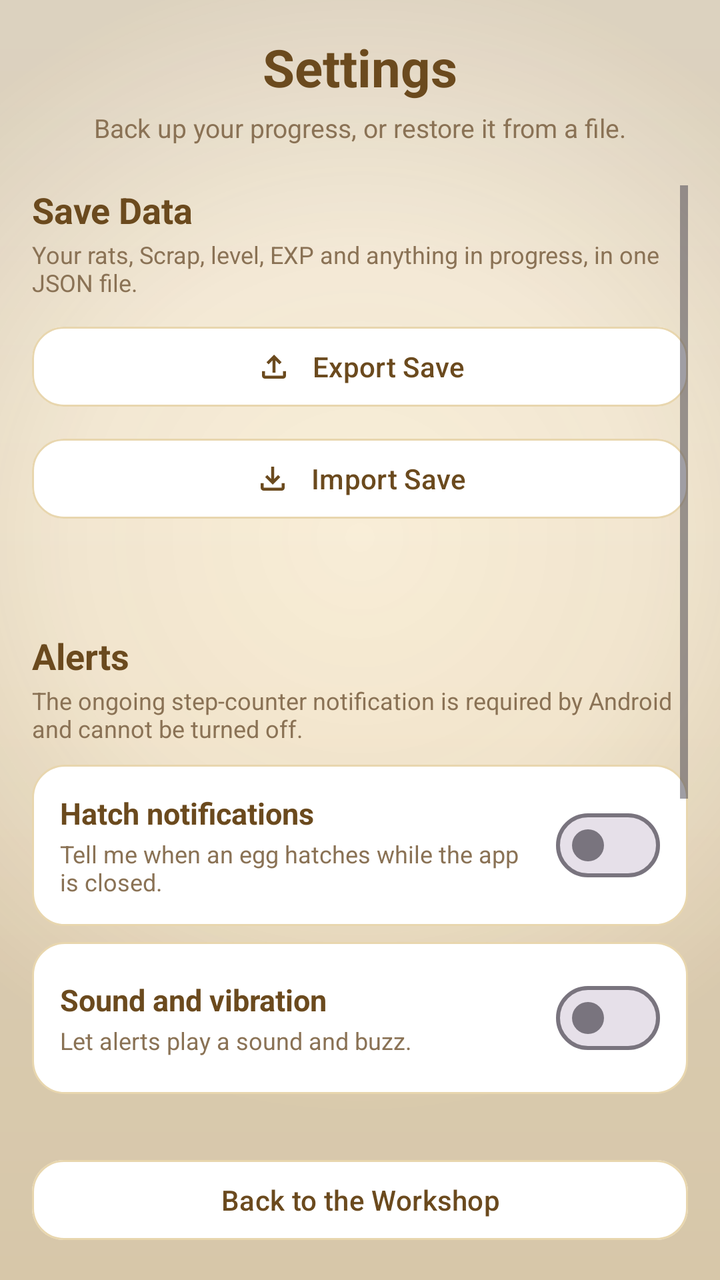
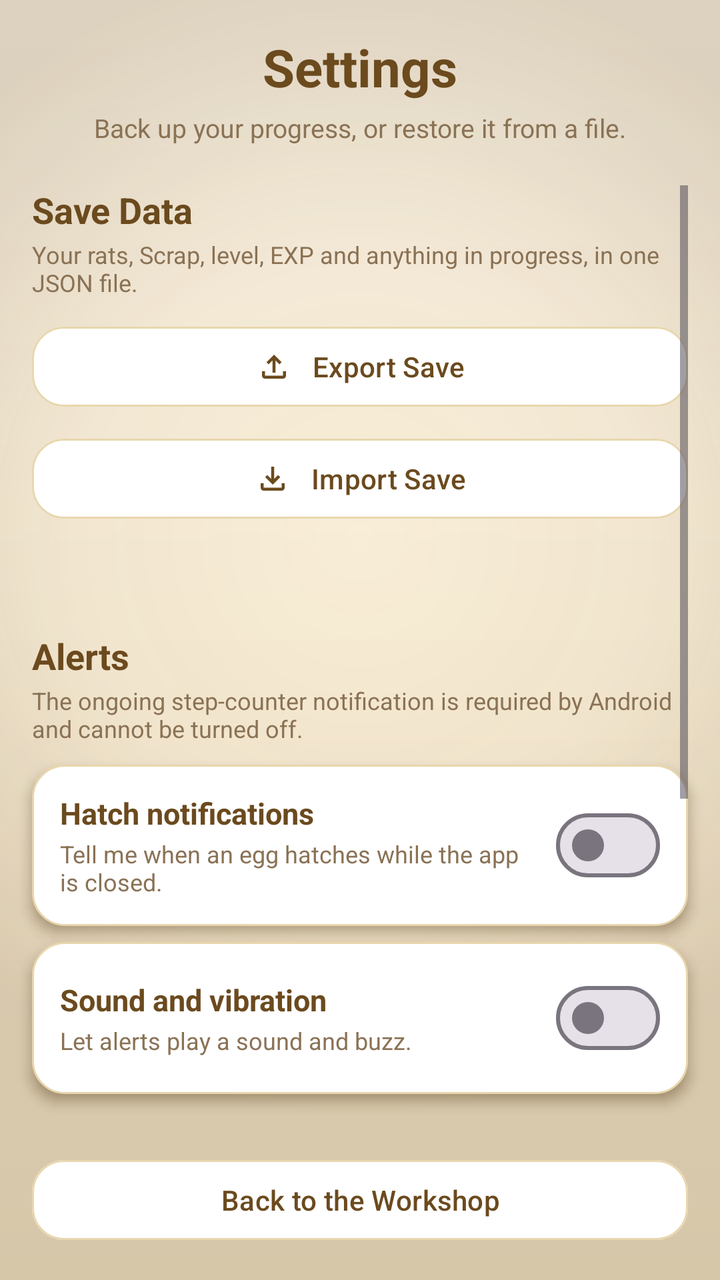

Two renders of the same Android screen: before a commit and after it. Below are the layout's source before the change and the commit's diff.
<!-- AndroidManifest.xml: application theme Theme.RatKingRecon -->
<!-- res/layout/activity_settings.xml -->
<?xml version="1.0" encoding="utf-8"?>
<LinearLayout xmlns:android="http://schemas.android.com/apk/res/android"
    xmlns:app="http://schemas.android.com/apk/res-auto"
    android:layout_width="match_parent"
    android:layout_height="match_parent"
    android:orientation="vertical"
    android:background="@drawable/bg_app_gradient"
    android:fitsSystemWindows="true">

    <TextView
        android:layout_width="match_parent"
        android:layout_height="wrap_content"
        android:text="@string/settings_title"
        android:textColor="@color/text_primary"
        android:textSize="26sp"
        android:textStyle="bold"
        android:textAlignment="center"
        android:layout_marginHorizontal="16dp"
        android:layout_marginTop="16dp"
        android:layout_marginBottom="4dp" />

    <TextView
        android:layout_width="match_parent"
        android:layout_height="wrap_content"
        android:text="@string/settings_subtitle"
        android:textColor="@color/text_muted"
        android:textSize="13sp"
        android:textAlignment="center"
        android:layout_marginHorizontal="16dp"
        android:layout_marginBottom="20dp" />

    <ScrollView
        android:layout_width="match_parent"
        android:layout_height="0dp"
        android:layout_weight="1"
        android:paddingHorizontal="16dp"
        android:clipToPadding="false">

        <LinearLayout
            android:layout_width="match_parent"
            android:layout_height="wrap_content"
            android:orientation="vertical">

            <TextView
                android:layout_width="match_parent"
                android:layout_height="wrap_content"
                android:text="@string/settings_cat_save"
                android:textColor="@color/text_primary"
                android:textSize="18sp"
                android:textStyle="bold" />

            <TextView
                android:layout_width="match_parent"
                android:layout_height="wrap_content"
                android:text="@string/settings_cat_save_sub"
                android:textColor="@color/text_muted"
                android:textSize="12sp"
                android:layout_marginTop="2dp"
                android:layout_marginBottom="10dp" />

            <com.google.android.material.button.MaterialButton
                android:id="@+id/exportSaveButton"
                android:layout_width="match_parent"
                android:layout_height="wrap_content"
                android:text="@string/btn_export_save"
                app:icon="@drawable/ic_upload"
                app:iconGravity="textStart"
                app:iconPadding="10dp"
                app:iconTint="@color/text_primary"
                android:textAllCaps="false"
                android:textColor="@color/text_primary"
                app:backgroundTint="@color/card_white"
                app:strokeColor="@color/card_border"
                app:strokeWidth="1dp"
                app:cornerRadius="16dp"
                android:layout_marginBottom="8dp" />

            <com.google.android.material.button.MaterialButton
                android:id="@+id/importSaveButton"
                android:layout_width="match_parent"
                android:layout_height="wrap_content"
                android:text="@string/btn_import_save"
                app:icon="@drawable/ic_download"
                app:iconGravity="textStart"
                app:iconPadding="10dp"
                app:iconTint="@color/text_primary"
                android:textAllCaps="false"
                android:textColor="@color/text_primary"
                app:backgroundTint="@color/card_white"
                app:strokeColor="@color/card_border"
                app:strokeWidth="1dp"
                app:cornerRadius="16dp"
                android:layout_marginBottom="12dp" />

            <TextView
                android:id="@+id/saveStatusText"
                android:layout_width="match_parent"
                android:layout_height="wrap_content"
                android:textColor="@color/text_muted"
                android:textSize="12sp"
                android:textAlignment="center"
                android:layout_marginBottom="24dp" />

            
            <TextView
                android:layout_width="match_parent"
                android:layout_height="wrap_content"
                android:text="@string/settings_cat_alerts"
                android:textColor="@color/text_primary"
                android:textSize="18sp"
                android:textStyle="bold" />

            <TextView
                android:layout_width="match_parent"
                android:layout_height="wrap_content"
                android:text="@string/settings_cat_alerts_sub"
                android:textColor="@color/text_muted"
                android:textSize="12sp"
                android:layout_marginTop="2dp"
                android:layout_marginBottom="10dp" />

            <LinearLayout
                android:layout_width="match_parent"
                android:layout_height="wrap_content"
                android:orientation="horizontal"
                android:gravity="center_vertical"
                android:background="@drawable/bg_card_white"
                android:padding="14dp"
                android:layout_marginBottom="8dp">

                <LinearLayout
                    android:layout_width="0dp"
                    android:layout_height="wrap_content"
                    android:layout_weight="1"
                    android:orientation="vertical">

                    <TextView
                        android:layout_width="match_parent"
                        android:layout_height="wrap_content"
                        android:text="@string/toggle_notifications"
                        android:textColor="@color/text_primary"
                        android:textStyle="bold"
                        android:textSize="15sp" />

                    <TextView
                        android:layout_width="match_parent"
                        android:layout_height="wrap_content"
                        android:text="@string/toggle_notifications_sub"
                        android:textColor="@color/text_muted"
                        android:textSize="12sp"
                        android:layout_marginTop="2dp" />
                </LinearLayout>

                <com.google.android.material.materialswitch.MaterialSwitch
                    android:id="@+id/notificationsSwitch"
                    android:layout_width="wrap_content"
                    android:layout_height="wrap_content"
                    android:layout_marginStart="12dp" />
            </LinearLayout>

            <LinearLayout
                android:layout_width="match_parent"
                android:layout_height="wrap_content"
                android:orientation="horizontal"
                android:gravity="center_vertical"
                android:background="@drawable/bg_card_white"
                android:padding="14dp"
                android:layout_marginBottom="24dp">

                <LinearLayout
                    android:layout_width="0dp"
                    android:layout_height="wrap_content"
                    android:layout_weight="1"
                    android:orientation="vertical">

                    <TextView
                        android:layout_width="match_parent"
                        android:layout_height="wrap_content"
                        android:text="@string/toggle_sound"
                        android:textColor="@color/text_primary"
                        android:textStyle="bold"
                        android:textSize="15sp" />

                    <TextView
                        android:layout_width="match_parent"
                        android:layout_height="wrap_content"
                        android:text="@string/toggle_sound_sub"
                        android:textColor="@color/text_muted"
                        android:textSize="12sp"
                        android:layout_marginTop="2dp" />
                </LinearLayout>

                <com.google.android.material.materialswitch.MaterialSwitch
                    android:id="@+id/soundSwitch"
                    android:layout_width="wrap_content"
                    android:layout_height="wrap_content"
                    android:layout_marginStart="12dp" />
            </LinearLayout>

            
            <TextView
                android:layout_width="match_parent"
                android:layout_height="wrap_content"
                android:text="@string/settings_cat_about"
                android:textColor="@color/text_primary"
                android:textSize="18sp"
                android:textStyle="bold"
                android:layout_marginBottom="10dp" />

            <LinearLayout
                android:layout_width="match_parent"
                android:layout_height="wrap_content"
                android:orientation="vertical"
                android:background="@drawable/bg_card_white"
                android:padding="14dp"
                android:layout_marginBottom="24dp">

                <TextView
                    android:id="@+id/aboutNameText"
                    android:layout_width="match_parent"
                    android:layout_height="wrap_content"
                    android:text="@string/app_name"
                    android:textColor="@color/text_primary"
                    android:textStyle="bold"
                    android:textSize="15sp" />

                <TextView
                    android:id="@+id/aboutVersionText"
                    android:layout_width="match_parent"
                    android:layout_height="wrap_content"
                    android:textColor="@color/text_muted"
                    android:textSize="12sp"
                    android:layout_marginTop="2dp" />
            </LinearLayout>

            
            <TextView
                android:layout_width="match_parent"
                android:layout_height="wrap_content"
                android:text="@string/settings_cat_reset"
                android:textColor="@color/text_primary"
                android:textSize="18sp"
                android:textStyle="bold" />

            <TextView
                android:layout_width="match_parent"
                android:layout_height="wrap_content"
                android:text="@string/settings_cat_reset_sub"
                android:textColor="@color/text_muted"
                android:textSize="12sp"
                android:layout_marginTop="2dp"
                android:layout_marginBottom="10dp" />

            <com.google.android.material.button.MaterialButton
                android:id="@+id/resetSaveButton"
                android:layout_width="match_parent"
                android:layout_height="wrap_content"
                android:text="@string/btn_reset_save"
                android:textAllCaps="false"
                android:textStyle="bold"
                android:textColor="@color/terracotta"
                app:backgroundTint="@color/card_white"
                app:strokeColor="@color/terracotta"
                app:strokeWidth="1dp"
                app:cornerRadius="16dp"
                android:layout_marginBottom="8dp" />

        </LinearLayout>
    </ScrollView>

    <com.google.android.material.button.MaterialButton
        android:id="@+id/settingsBackButton"
        android:layout_width="match_parent"
        android:layout_height="wrap_content"
        android:layout_margin="16dp"
        android:text="@string/btn_back_to_workshop"
        android:textAllCaps="false"
        android:textColor="@color/text_primary"
        app:backgroundTint="@color/card_white"
        app:strokeColor="@color/card_border"
        app:strokeWidth="1dp"
        app:cornerRadius="16dp" />

</LinearLayout>
<!-- resources referenced by this layout -->
<resources>
  <color name="card_border">#E8D6AE</color>
  <color name="card_white">#FFFFFF</color>
  <color name="terracotta">#C1673F</color>
  <color name="text_muted">#8A7255</color>
  <color name="text_primary">#6B4A1E</color>
  <!-- drawable bg_card_white (drawable) -->
  <?xml version="1.0" encoding="utf-8"?>
  <shape xmlns:android="http://schemas.android.com/apk/res/android"
      android:shape="rectangle">
      <solid android:color="@color/card_white" />
      <stroke
          android:width="1dp"
          android:color="@color/card_border" />
      <corners android:radius="16dp" />
  </shape>
  <!-- drawable ic_upload (drawable) -->
  <?xml version="1.0" encoding="utf-8"?>
  <vector xmlns:android="http://schemas.android.com/apk/res/android"
      android:width="24dp"
      android:height="24dp"
      android:viewportWidth="960"
      android:viewportHeight="960"
      android:tint="@color/text_primary">
      <group android:translateX="-0" android:translateY="960">
          <path
              android:fillColor="@color/text_primary"
              android:pathData="M440-320v-326L336-542l-56-58 200-200 200 200-56 58-104-104v326h-80ZM240-160q-33 0-56.5-23.5T160-240v-120h80v120h480v-120h80v120q0 33-23.5 56.5T720-160H240Z" />
      </group>
  </vector>
  <string name="app_name" translatable="false">Rat King Recon</string>
  <string name="btn_back_to_workshop">Back to the Workshop</string>
  <string name="btn_export_save">Export Save</string>
  <string name="btn_import_save">Import Save</string>
  <string name="btn_reset_save">Reset Save</string>
  <string name="settings_cat_about">About</string>
  <string name="settings_cat_alerts">Alerts</string>
  <string name="settings_cat_alerts_sub">The ongoing step-counter notification is required by Android and cannot be turned off.</string>
  <string name="settings_cat_reset">Reset</string>
  <string name="settings_cat_reset_sub">Start over from Level 1 with an empty Ledger.</string>
  <string name="settings_cat_save">Save Data</string>
  <string name="settings_cat_save_sub">Your rats, Scrap, level, EXP and anything in progress, in one JSON file.</string>
  <string name="settings_subtitle">Back up your progress, or restore it from a file.</string>
  <string name="settings_title">Settings</string>
  <string name="toggle_notifications">Hatch notifications</string>
  <string name="toggle_notifications_sub">Tell me when an egg hatches while the app is closed.</string>
  <string name="toggle_sound">Sound and vibration</string>
  <string name="toggle_sound_sub">Let alerts play a sound and buzz.</string>
  <style name="Theme.RatKingRecon" parent="Base.Theme.RatKingRecon" />
  <color name="cream">#FBF3E3</color>
  <color name="tan">#F5E6C8</color>
  <style name="Base.Theme.RatKingRecon" parent="Theme.Material3.Light.NoActionBar">
          <item name="colorPrimary">@color/amber</item>
          <item name="colorOnPrimary">@color/text_primary</item>
          <item name="colorSurface">@color/cream</item>
          <item name="colorOnSurface">@color/text_primary</item>
          <item name="android:colorBackground">@color/cream</item>
          <item name="android:statusBarColor">@color/cream</item>
          <item name="android:windowLightStatusBar">true</item>
          <item name="android:navigationBarColor">@color/tan</item>
          
          <item name="android:windowLightNavigationBar" tools:targetApi="27">true</item>
      </style>
  <color name="amber">#E8A94F</color>
  <!-- unchanged entries left out for length: 2 -->
</resources>

<!-- the commit's change to res/layout/activity_settings.xml (unified diff, before → after) -->
@@ -1,6 +1,7 @@
 <?xml version="1.0" encoding="utf-8"?>
 <LinearLayout xmlns:android="http://schemas.android.com/apk/res/android"
     xmlns:app="http://schemas.android.com/apk/res-auto"
+    xmlns:tools="http://schemas.android.com/tools"
     android:layout_width="match_parent"
     android:layout_height="match_parent"
     android:orientation="vertical"
@@ -34,7 +35,8 @@
         android:layout_height="0dp"
         android:layout_weight="1"
         android:paddingHorizontal="16dp"
-        android:clipToPadding="false">
+        android:clipToPadding="false"
+        android:clipChildren="false">
 
         <LinearLayout
             android:layout_width="match_parent"
@@ -73,6 +75,7 @@
                 app:strokeColor="@color/card_border"
                 app:strokeWidth="1dp"
                 app:cornerRadius="16dp"
+        app:elevation="4dp"
                 android:layout_marginBottom="8dp" />
 
             <com.google.android.material.button.MaterialButton
@@ -90,6 +93,7 @@
                 app:strokeColor="@color/card_border"
                 app:strokeWidth="1dp"
                 app:cornerRadius="16dp"
+        app:elevation="4dp"
                 android:layout_marginBottom="12dp" />
 
             <TextView
@@ -125,6 +129,10 @@
                 android:orientation="horizontal"
                 android:gravity="center_vertical"
                 android:background="@drawable/bg_card_white"
+                android:elevation="4dp"
+                android:outlineAmbientShadowColor="@color/shadow_warm"
+                android:outlineSpotShadowColor="@color/shadow_warm"
+                tools:targetApi="28"
                 android:padding="14dp"
                 android:layout_marginBottom="8dp">
 
@@ -164,6 +172,10 @@
                 android:orientation="horizontal"
                 android:gravity="center_vertical"
                 android:background="@drawable/bg_card_white"
+                android:elevation="4dp"
+                android:outlineAmbientShadowColor="@color/shadow_warm"
+                android:outlineSpotShadowColor="@color/shadow_warm"
+                tools:targetApi="28"
                 android:padding="14dp"
                 android:layout_marginBottom="24dp">
 
@@ -212,6 +224,10 @@
                 android:layout_height="wrap_content"
                 android:orientation="vertical"
                 android:background="@drawable/bg_card_white"
+                android:elevation="4dp"
+                android:outlineAmbientShadowColor="@color/shadow_warm"
+                android:outlineSpotShadowColor="@color/shadow_warm"
+                tools:targetApi="28"
                 android:padding="14dp"
                 android:layout_marginBottom="24dp">
 
@@ -263,6 +279,7 @@
                 app:strokeColor="@color/terracotta"
                 app:strokeWidth="1dp"
                 app:cornerRadius="16dp"
+        app:elevation="4dp"
                 android:layout_marginBottom="8dp" />
 
         </LinearLayout>
@@ -279,6 +296,7 @@
         app:backgroundTint="@color/card_white"
         app:strokeColor="@color/card_border"
         app:strokeWidth="1dp"
-        app:cornerRadius="16dp" />
+        app:cornerRadius="16dp"
+        app:elevation="4dp" />
 
 </LinearLayout>
<!-- resource entries referenced after the edit -->
@@ -2,6 +2,7 @@
 <resources>
   <color name="card_border">#E8D6AE</color>
   <color name="card_white">#FFFFFF</color>
+  <color name="shadow_warm">#4A2F0F</color>
   <color name="terracotta">#C1673F</color>
   <color name="text_muted">#8A7255</color>
   <color name="text_primary">#6B4A1E</color>
@@ -58,11 +59,15 @@
           <item name="android:colorBackground">@color/cream</item>
           <item name="android:statusBarColor">@color/cream</item>
           <item name="android:windowLightStatusBar">true</item>
+          
+          <item name="materialButtonStyle">@style/Widget.RatKing.Button</item>
           <item name="android:navigationBarColor">@color/tan</item>
           
           <item name="android:windowLightNavigationBar" tools:targetApi="27">true</item>
       </style>
   <color name="amber">#E8A94F</color>
+  <style name="Widget.RatKing.Button" parent="Widget.RatKing.Button.Base" />
+  <style name="Widget.RatKing.Button.Base" parent="Widget.Material3.Button" />
   <!-- unchanged entries left out for length: 2 -->
 </resources>
 
